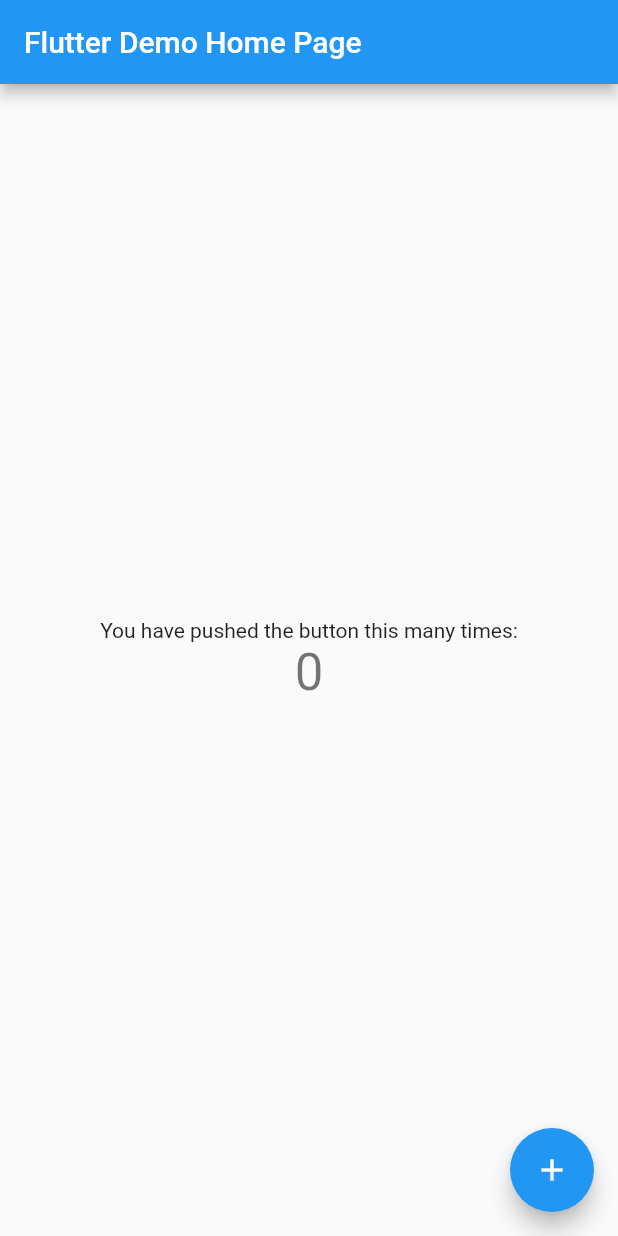
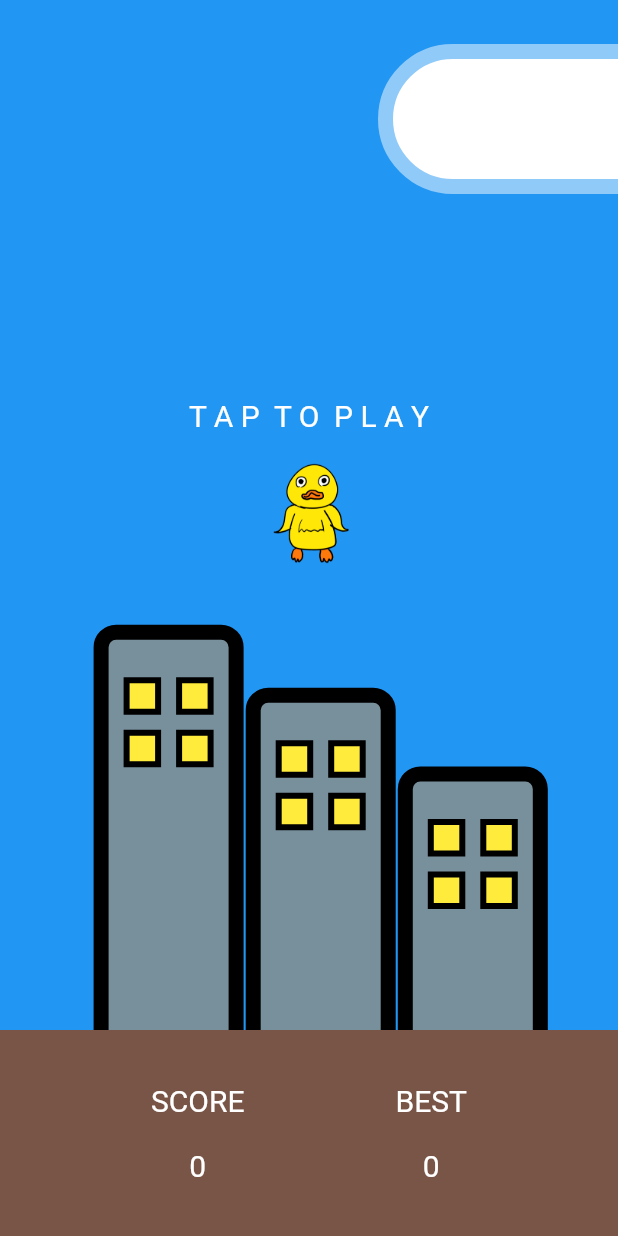
Before and after one commit to yuto90/jump, a Flutter app: the screen it shows after launch, on a phone screen of 412 x 824 dp. Run offline on Flutter 3.47's test engine with Material 2 defaults, Android fonts, the phone set to English and light mode, and no system bars.

Commit message:
ベース完成

```diff
--- /dev/null
+++ b/lib/ahiru.dart
@@ -0,0 +1,12 @@
+import 'package:flutter/material.dart';
+
+class MyAhiru extends StatelessWidget {
+  @override
+  Widget build(BuildContext context) {
+    return Container(
+      height: 90,
+      width: 90,
+      child: Image.asset('lib/images/ahiru_touka.png'),
+    );
+  }
+}
--- /dev/null
+++ b/lib/background.dart
@@ -0,0 +1,92 @@
+import 'package:flutter/material.dart';
+
+class BackGround extends StatelessWidget {
+  final heightSize;
+  final widthSize;
+  BackGround({this.heightSize, this.widthSize});
+
+  @override
+  Widget build(BuildContext context) {
+    return Container(
+      height: heightSize,
+      width: widthSize,
+      decoration: BoxDecoration(
+        color: Colors.green,
+        border: Border.all(width: 10, color: Colors.red),
+        borderRadius: BorderRadius.circular(15),
+      ),
+      child: Row(
+        children: [
+          SizedBox(
+            width: 10,
+            height: 100,
+          ),
+          Column(
+            children: [
+              SizedBox(
+                width: 25,
+                height: 25,
+              ),
+              Container(
+                width: 25,
+                height: 25,
+                decoration: BoxDecoration(
+                  color: Colors.yellow,
+                  border: Border.all(width: 4, color: Colors.black),
+                ),
+              ),
+              SizedBox(
+                width: 10,
+                height: 10,
+              ),
+              Container(
+                width: 25,
+                height: 25,
+                decoration: BoxDecoration(
+                  color: Colors.yellow,
+                  border: Border.all(width: 4, color: Colors.black),
+                ),
+              ),
+            ],
+          ),
+          SizedBox(
+            width: 10,
+            height: 100,
+          ),
+          Column(
+            children: [
+              SizedBox(
+                width: 25,
+                height: 25,
+              ),
+              Container(
+                width: 25,
+                height: 25,
+                decoration: BoxDecoration(
+                  color: Colors.yellow,
+                  border: Border.all(width: 4, color: Colors.black),
+                ),
+              ),
+              SizedBox(
+                width: 10,
+                height: 10,
+              ),
+              Container(
+                width: 25,
+                height: 25,
+                decoration: BoxDecoration(
+                  color: Colors.yellow,
+                  border: Border.all(width: 4, color: Colors.black),
+                ),
+              ),
+            ],
+          ),
+          SizedBox(
+            width: 10,
+            height: 100,
+          ),
+        ],
+      ),
+    );
+  }
+}
--- /dev/null
+++ b/lib/building.dart
@@ -0,0 +1,92 @@
+import 'package:flutter/material.dart';
+
+class Building extends StatelessWidget {
+  final heightSize;
+  final widthSize;
+  Building({this.heightSize, this.widthSize});
+
+  @override
+  Widget build(BuildContext context) {
+    return Container(
+      height: heightSize,
+      width: widthSize,
+      decoration: BoxDecoration(
+        color: Colors.blueGrey[400],
+        border: Border.all(width: 10, color: Colors.black),
+        borderRadius: BorderRadius.circular(15),
+      ),
+      child: Row(
+        children: [
+          SizedBox(
+            width: 10,
+            height: 100,
+          ),
+          Column(
+            children: [
+              SizedBox(
+                width: 25,
+                height: 25,
+              ),
+              Container(
+                width: 25,
+                height: 25,
+                decoration: BoxDecoration(
+                  color: Colors.yellow,
+                  border: Border.all(width: 4, color: Colors.black),
+                ),
+              ),
+              SizedBox(
+                width: 10,
+                height: 10,
+              ),
+              Container(
+                width: 25,
+                height: 25,
+                decoration: BoxDecoration(
+                  color: Colors.yellow,
+                  border: Border.all(width: 4, color: Colors.black),
+                ),
+              ),
+            ],
+          ),
+          SizedBox(
+            width: 10,
+            height: 100,
+          ),
+          Column(
+            children: [
+              SizedBox(
+                width: 25,
+                height: 25,
+              ),
+              Container(
+                width: 25,
+                height: 25,
+                decoration: BoxDecoration(
+                  color: Colors.yellow,
+                  border: Border.all(width: 4, color: Colors.black),
+                ),
+              ),
+              SizedBox(
+                width: 10,
+                height: 10,
+              ),
+              Container(
+                width: 25,
+                height: 25,
+                decoration: BoxDecoration(
+                  color: Colors.yellow,
+                  border: Border.all(width: 4, color: Colors.black),
+                ),
+              ),
+            ],
+          ),
+          SizedBox(
+            width: 10,
+            height: 100,
+          ),
+        ],
+      ),
+    );
+  }
+}
--- /dev/null
+++ b/lib/cloud.dart
@@ -0,0 +1,19 @@
+import 'package:flutter/material.dart';
+
+class Cloud extends StatelessWidget {
+  final heightSize;
+  final widthSize;
+  Cloud({this.heightSize, this.widthSize});
+
+  @override
+  Widget build(BuildContext context) {
+    return Container(
+      width: widthSize,
+      height: heightSize,
+      decoration: BoxDecoration(
+          color: Colors.white,
+          border: Border.all(width: 10, color: Colors.blue[200]),
+          borderRadius: BorderRadius.circular(60)),
+    );
+  }
+}
--- a/lib/main.dart
+++ b/lib/main.dart
@@ -1,117 +1,16 @@
 import 'package:flutter/material.dart';
+import 'mainpage.dart';
 
 void main() {
   runApp(MyApp());
 }
 
 class MyApp extends StatelessWidget {
-  // This widget is the root of your application.
   @override
   Widget build(BuildContext context) {
     return MaterialApp(
-      title: 'Flutter Demo',
-      theme: ThemeData(
-        // This is the theme of your application.
-        //
-        // Try running your application with "flutter run". You'll see the
-        // application has a blue toolbar. Then, without quitting the app, try
-        // changing the primarySwatch below to Colors.green and then invoke
-        // "hot reload" (press "r" in the console where you ran "flutter run",
-        // or simply save your changes to "hot reload" in a Flutter IDE).
-        // Notice that the counter didn't reset back to zero; the application
-        // is not restarted.
-        primarySwatch: Colors.blue,
-        // This makes the visual density adapt to the platform that you run
-        // the app on. For desktop platforms, the controls will be smaller and
-        // closer together (more dense) than on mobile platforms.
-        visualDensity: VisualDensity.adaptivePlatformDensity,
-      ),
-      home: MyHomePage(title: 'Flutter Demo Home Page'),
+      debugShowCheckedModeBanner: false,
+      home: MainPage(),
     );
   }
 }
-
-class MyHomePage extends StatefulWidget {
-  MyHomePage({Key key, this.title}) : super(key: key);
-
-  // This widget is the home page of your application. It is stateful, meaning
-  // that it has a State object (defined below) that contains fields that affect
-  // how it looks.
-
-  // This class is the configuration for the state. It holds the values (in this
-  // case the title) provided by the parent (in this case the App widget) and
-  // used by the build method of the State. Fields in a Widget subclass are
-  // always marked "final".
-
-  final String title;
-
-  @override
-  _MyHomePageState createState() => _MyHomePageState();
-}
-
-class _MyHomePageState extends State<MyHomePage> {
-  int _counter = 0;
-
-  void _incrementCounter() {
-    setState(() {
-      // This call to setState tells the Flutter framework that something has
-      // changed in this State, which causes it to rerun the build method below
-      // so that the display can reflect the updated values. If we changed
-      // _counter without calling setState(), then the build method would not be
-      // called again, and so nothing would appear to happen.
-      _counter++;
-    });
-  }
-
-  @override
-  Widget build(BuildContext context) {
-    // This method is rerun every time setState is called, for instance as done
-    // by the _incrementCounter method above.
-    //
-    // The Flutter framework has been optimized to make rerunning build methods
-    // fast, so that you can just rebuild anything that needs updating rather
-    // than having to individually change instances of widgets.
-    return Scaffold(
-      appBar: AppBar(
-        // Here we take the value from the MyHomePage object that was created by
-        // the App.build method, and use it to set our appbar title.
-        title: Text(widget.title),
-      ),
-      body: Center(
-        // Center is a layout widget. It takes a single child and positions it
-        // in the middle of the parent.
-        child: Column(
-          // Column is also a layout widget. It takes a list of children and
-          // arranges them vertically. By default, it sizes itself to fit its
-          // children horizontally, and tries to be as tall as its parent.
-          //
-          // Invoke "debug painting" (press "p" in the console, choose the
-          // "Toggle Debug Paint" action from the Flutter Inspector in Android
-          // Studio, or the "Toggle Debug Paint" command in Visual Studio Code)
-          // to see the wireframe for each widget.
-          //
-          // Column has various properties to control how it sizes itself and
-          // how it positions its children. Here we use mainAxisAlignment to
-          // center the children vertically; the main axis here is the vertical
-          // axis because Columns are vertical (the cross axis would be
-          // horizontal).
-          mainAxisAlignment: MainAxisAlignment.center,
-          children: <Widget>[
-            Text(
-              'You have pushed the button this many times:',
-            ),
-            Text(
-              '$_counter',
-              style: Theme.of(context).textTheme.headline4,
-            ),
-          ],
-        ),
-      ),
-      floatingActionButton: FloatingActionButton(
-        onPressed: _incrementCounter,
-        tooltip: 'Increment',
-        child: Icon(Icons.add),
-      ), // This trailing comma makes auto-formatting nicer for build methods.
-    );
-  }
-}
--- /dev/null
+++ b/lib/mainpage.dart
@@ -0,0 +1,249 @@
+import 'package:flutter/material.dart';
+import 'dart:async';
+import 'background.dart';
+import 'ahiru.dart';
+
+import 'cloud.dart';
+import 'building.dart';
+
+class MainPage extends StatefulWidget {
+  @override
+  _MainPage createState() => _MainPage();
+}
+
+class _MainPage extends State<MainPage> {
+  static double ahiruYaxis = 0;
+  double time = 0;
+  double height = 0;
+  double initialHeight = ahiruYaxis;
+  bool gameHasStarted = false;
+
+  // 雲
+  static double cloudOne = 3.5;
+  static double cloudTwo = cloudOne + 3.5;
+  double cloudThree = cloudTwo + 3.5;
+  // 建物
+  static double buildingOne = -0.6;
+  static double buildingTwo = buildingOne + 0.65;
+  double buildingThree = buildingTwo + 0.65;
+
+  void move() {
+    initialHeight = ahiruYaxis;
+    setState(() {
+      time = 0;
+      initialHeight = ahiruYaxis;
+    });
+  }
+
+  void startGame() {
+    gameHasStarted = true;
+    Timer.periodic(Duration(milliseconds: 60), (timer) {
+      time += 0.03;
+      height = -4.9 * time * time + 0.3 + time;
+      setState(() {
+        ahiruYaxis = initialHeight - height;
+      });
+      // 雲 -----------------------------------------------
+      setState(() {
+        // 画面外に出たら
+        if (cloudOne < -8) {
+          cloudOne += 16.0;
+        } else {
+          cloudOne -= 0.08;
+        }
+      });
+
+      setState(() {
+        if (cloudTwo < -5) {
+          cloudTwo += 10.0;
+        } else {
+          cloudTwo -= 0.1;
+        }
+      });
+
+      setState(() {
+        if (cloudThree < -4) {
+          cloudThree += 10.0;
+        } else {
+          cloudThree -= 0.15;
+        }
+      });
+
+      // 建物 --------------------------------------------------
+      setState(() {
+        if (buildingOne < -3) {
+          buildingOne += 4.5;
+        } else {
+          buildingOne -= 0.1;
+        }
+      });
+
+      setState(() {
+        if (buildingTwo < -3) {
+          buildingTwo += 6.0;
+        } else {
+          buildingTwo -= 0.1;
+        }
+      });
+
+      setState(() {
+        if (buildingThree < -3) {
+          buildingThree += 7.5;
+        } else {
+          buildingThree -= 0.1;
+        }
+      });
+
+      if (ahiruYaxis > 1.1) {
+        timer.cancel();
+        gameHasStarted = false;
+      }
+    });
+
+    void reStart() {}
+  }
+
+  @override
+  Widget build(BuildContext context) {
+    return GestureDetector(
+      onTap: () {
+        if (gameHasStarted) {
+          move();
+        } else {
+          startGame();
+        }
+      },
+      child: Scaffold(
+        body: Column(
+          children: [
+            Expanded(
+              flex: 5,
+              child: Stack(
+                children: [
+                  BackGround(
+                    heightSize: 290.0,
+                    widthSize: 100.0,
+                  ),
+
+                  AnimatedContainer(
+                    // アヒルの初期位置
+                    alignment: Alignment(0, ahiruYaxis),
+                    duration: Duration(milliseconds: 0),
+                    color: Colors.blue,
+                    child: MyAhiru(),
+                  ),
+                  // ! ビル１ 高い
+                  AnimatedContainer(
+                    alignment: Alignment(buildingOne, 1.1),
+                    duration: Duration(microseconds: 0),
+                    child: Building(
+                      heightSize: 290.0,
+                      widthSize: 100.0,
+                    ),
+                  ),
+                  // * 雲１ 高い
+                  AnimatedContainer(
+                    alignment: Alignment(cloudOne, -0.9),
+                    duration: Duration(microseconds: 0),
+                    child: Cloud(
+                      heightSize: 100.0,
+                      widthSize: 300.0,
+                    ),
+                  ),
+                  // ! ビル2 中間
+                  AnimatedContainer(
+                    alignment: Alignment(buildingTwo, 1.1),
+                    duration: Duration(microseconds: 0),
+                    child: Building(
+                      heightSize: 250.0,
+                      widthSize: 100.0,
+                    ),
+                  ),
+                  // * 雲2 中間
+                  AnimatedContainer(
+                    alignment: Alignment(cloudTwo, -0.7),
+                    duration: Duration(microseconds: 0),
+                    child: Cloud(
+                      heightSize: 100.0,
+                      widthSize: 250.0,
+                    ),
+                  ),
+                  // ! ビル3 低い
+                  AnimatedContainer(
+                    alignment: Alignment(buildingThree, 1.1),
+                    duration: Duration(microseconds: 0),
+                    child: Building(
+                      heightSize: 200.0,
+                      widthSize: 100.0,
+                    ),
+                  ),
+                  // * 雲3 低い
+                  AnimatedContainer(
+                    alignment: Alignment(cloudThree, -0.5),
+                    duration: Duration(microseconds: 0),
+                    child: Cloud(
+                      heightSize: 100.0,
+                      widthSize: 200.0,
+                    ),
+                  ),
+                  Container(
+                    alignment: Alignment(0, -0.2),
+                    child: gameHasStarted
+                        ? Text('')
+                        : Text(
+                            'T A P  T O  P L A Y',
+                            style: TextStyle(fontSize: 20, color: Colors.white),
+                          ),
+                  ),
+                ],
+              ),
+            ),
+            Expanded(
+              flex: 1,
+              child: Container(
+                color: Colors.brown,
+                child: Row(
+                  mainAxisAlignment: MainAxisAlignment.spaceEvenly,
+                  children: [
+                    Column(
+                      mainAxisAlignment: MainAxisAlignment.center,
+                      children: [
+                        Text(
+                          'SCORE',
+                          style: TextStyle(color: Colors.white, fontSize: 20),
+                        ),
+                        SizedBox(
+                          height: 20,
+                        ),
+                        Text(
+                          '0',
+                          style: TextStyle(color: Colors.white, fontSize: 20),
+                        ),
+                      ],
+                    ),
+                    Column(
+                      mainAxisAlignment: MainAxisAlignment.center,
+                      children: [
+                        Text(
+                          'BEST',
+                          style: TextStyle(color: Colors.white, fontSize: 20),
+                        ),
+                        SizedBox(
+                          height: 20,
+                        ),
+                        Text(
+                          '0',
+                          style: TextStyle(color: Colors.white, fontSize: 20),
+                        ),
+                      ],
+                    ),
+                  ],
+                ),
+              ),
+            )
+          ],
+        ),
+      ),
+    );
+  }
+}
```
Also changed, not shown: pubspec.yaml (+3 -5 lines), lib/images/ahiru_touka.png (added), 1 other file.
